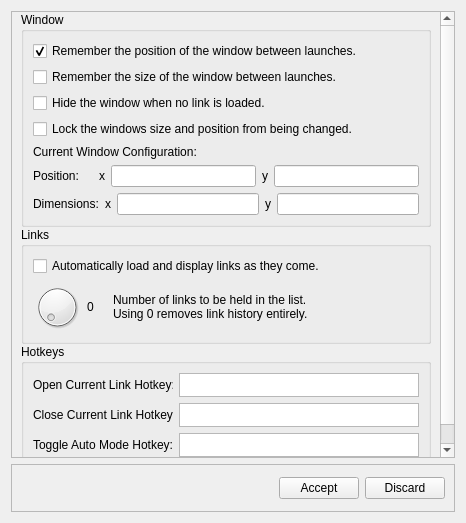
Qt form LinkViewer/settingsdialog.ui (cyrushanlon/TS3LinkViewer) before a commit.
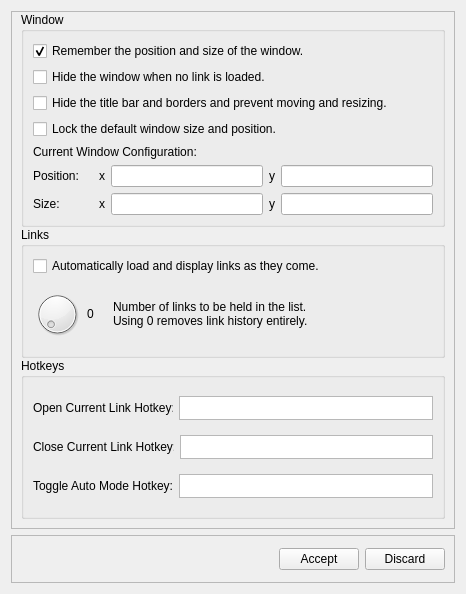
The same form after that commit.

Commit message: Added Lock default size/pos, LockWin->HideBar works

Patch:
```diff
--- a/LinkViewer/settingsdialog.ui
+++ b/LinkViewer/settingsdialog.ui
@@ -10,7 +10,7 @@
     <x>0</x>
     <y>0</y>
     <width>466</width>
-    <height>523</height>
+    <height>594</height>
    </rect>
   </property>
   <property name="sizePolicy">
@@ -39,8 +39,8 @@
        <rect>
         <x>0</x>
         <y>0</y>
-        <width>432</width>
-        <height>493</height>
+        <width>446</width>
+        <height>520</height>
        </rect>
       </property>
       <layout class="QVBoxLayout" name="verticalLayout_2">
@@ -85,20 +85,13 @@
             <item>
              <widget class="QCheckBox" name="RemPosCheckBox">
               <property name="text">
-               <string>Remember the position of the window between launches.</string>
+               <string>Remember the position and size of the window.</string>
               </property>
               <property name="checked">
                <bool>true</bool>
               </property>
              </widget>
             </item>
-            <item>
-             <widget class="QCheckBox" name="RemSizeCheckBox">
-              <property name="text">
-               <string>Remember the size of the window between launches.</string>
-              </property>
-             </widget>
-            </item>
             <item>
              <widget class="QCheckBox" name="HideCheckBox">
               <property name="text">
@@ -109,7 +102,14 @@
             <item>
              <widget class="QCheckBox" name="LockWinCheckBox">
               <property name="text">
-               <string>Lock the windows size and position from being changed.</string>
+               <string>Hide the title bar and borders and prevent moving and resizing.</string>
+              </property>
+             </widget>
+            </item>
+            <item>
+             <widget class="QCheckBox" name="LockPosCheckBox">
+              <property name="text">
+               <string>Lock the default window size and position.</string>
               </property>
              </widget>
             </item>
@@ -179,7 +179,7 @@
                    </size>
                   </property>
                   <property name="text">
-                   <string>Dimensions:</string>
+                   <string>Size:</string>
                   </property>
                  </widget>
                 </item>
```
Left out of the diff: 2 changed lines with no effect on the pictures. The commit also changes 5 other files.
